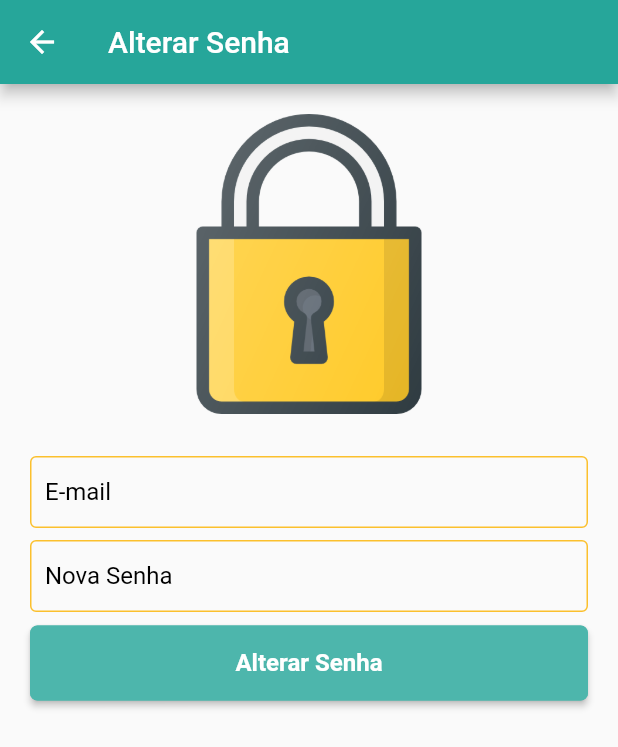
After one commit to Juscimara/app_tcc_diarioeletronico, a Flutter app: the RecoverPasswordScreen screen opened directly, on a phone screen of 412 x 824 dp. The commit adds this screen. Shown: the top 747 px of the screen. Run offline on Flutter 3.47's test engine with Material 2 defaults, Android fonts, the phone set to English and light mode, and no system bars; our stand-ins replace cloud_firestore, firebase_auth, firebase_core, splashscreen; accounts and stored records are empty; Roboto replaces fonts that are missing (Poppins).

Commit message:
Tela Recuperação de senha

```diff
--- a/lib/screens/home_screen.dart
+++ b/lib/screens/home_screen.dart
@@ -1,8 +1,6 @@
-import 'package:app_tcc_diarioeletronico/components/button.dart';
 import 'package:app_tcc_diarioeletronico/components/drawer.dart';
 import 'package:app_tcc_diarioeletronico/repositorys/bloodglucose.dart';
 import 'package:app_tcc_diarioeletronico/screens/bloodglucose_screen.dart';
-import 'package:app_tcc_diarioeletronico/screens/meals_screen.dart';
 import 'package:app_tcc_diarioeletronico/services/firestore_service.dart';
 import 'package:flutter/material.dart';
 
--- /dev/null
+++ b/lib/screens/recoverPassword_screen.dart
@@ -0,0 +1,122 @@
+import 'package:app_tcc_diarioeletronico/components/button.dart';
+import 'package:app_tcc_diarioeletronico/components/input.dart';
+import 'package:app_tcc_diarioeletronico/models/users.dart';
+import 'package:app_tcc_diarioeletronico/screens/home_screen.dart';
+import 'package:app_tcc_diarioeletronico/services/firestore_service.dart';
+import 'package:flutter/material.dart';
+
+class RecoverPasswordScreen extends StatefulWidget {
+  const RecoverPasswordScreen({Key key}) : super(key: key);
+
+  @override
+  _RecoverPasswordState createState() => _RecoverPasswordState();
+}
+
+class _RecoverPasswordState extends State<RecoverPasswordScreen> {
+  GlobalKey<FormState> _formkey = GlobalKey<FormState>();
+  TextEditingController passwordController = TextEditingController();
+  TextEditingController emailController = TextEditingController();
+
+  @override
+  Widget build(BuildContext context) {
+    return Scaffold(
+      appBar: AppBar(
+        backgroundColor: Color(0xFF26A69A),
+        title: Text("Alterar Senha"),
+      ),
+      body: SingleChildScrollView(
+        child: Container(
+          height: MediaQuery.of(context).size.height,
+          padding: EdgeInsets.all(20),
+          child: Form(
+            key: _formkey,
+            child: Column(
+              children: [
+                Padding(
+                  padding: const EdgeInsets.only(bottom: 24.0),
+                  child: Image.asset(
+                    'images/lock.png',
+                    width: 200,
+                    height: 200,
+                    fit: BoxFit.cover,
+                  ),
+                ),
+                Input(
+                  controller: emailController,
+                  text: 'E-mail',
+                  keyboardType: TextInputType.emailAddress,
+                  validator: (value) {
+                    if (value.isEmpty) {
+                      return 'Informe';
+                    }
+                    return null;
+                  },
+                ),
+                Input(
+                  controller: passwordController,
+                  text: 'Nova Senha',
+                  obscureText: true,
+                  validator: (value) {
+                    if (value.isEmpty) {
+                      return 'Senha obrigatória';
+                    } else if (value.length < 6) {
+                      return 'Senha deve ter no mínimo 6 caracteres';
+                    }
+                    return null;
+                  },
+                ),
+                Button(
+                  width: MediaQuery.of(context).size.width,
+                  heigth: 50,
+                  widget: Center(
+                      child: Text(
+                    'Alterar Senha',
+                    style: TextStyle(
+                      fontSize: 16,
+                      fontWeight: FontWeight.w600,
+                      color: Colors.white,
+                    ),
+                  )),
+                  onPress: () {
+                    UserData user = new UserData(
+                      email: emailController.text,
+                      password: passwordController.text,
+                    );
+                    FirestoreService().alterUserData(user);
+                    showAlertDialog(context);
+                  },
+                ),
+              ],
+            ),
+          ),
+        ),
+      ),
+    );
+  }
+}
+
+void showAlertDialog(BuildContext context) {
+  // ignore: deprecated_member_use
+  Widget okButton = FlatButton(
+      child: Text("OK"),
+      onPressed: () {
+        Navigator.push(
+            context,
+            MaterialPageRoute(
+              builder: (context) => HomeScreen(),
+            ));
+      });
+  AlertDialog alerta = AlertDialog(
+    content: Text("Senha alterada com sucesso!"),
+    actions: [
+      okButton,
+    ],
+  );
+  showDialog(
+    barrierDismissible: false,
+    context: context,
+    builder: (BuildContext context) {
+      return alerta;
+    },
+  );
+}
```
Also changed, not shown: lib/components/drawer.dart (+13 -0 lines), lib/screens/login_screen.dart (+46 -3 lines), lib/screens/meals_screen.dart (+27 -5 lines), lib/screens/register_screen.dart (+4 -11 lines), lib/services/firestore_service.dart (+18 -1 lines), images/lock.png (added).
